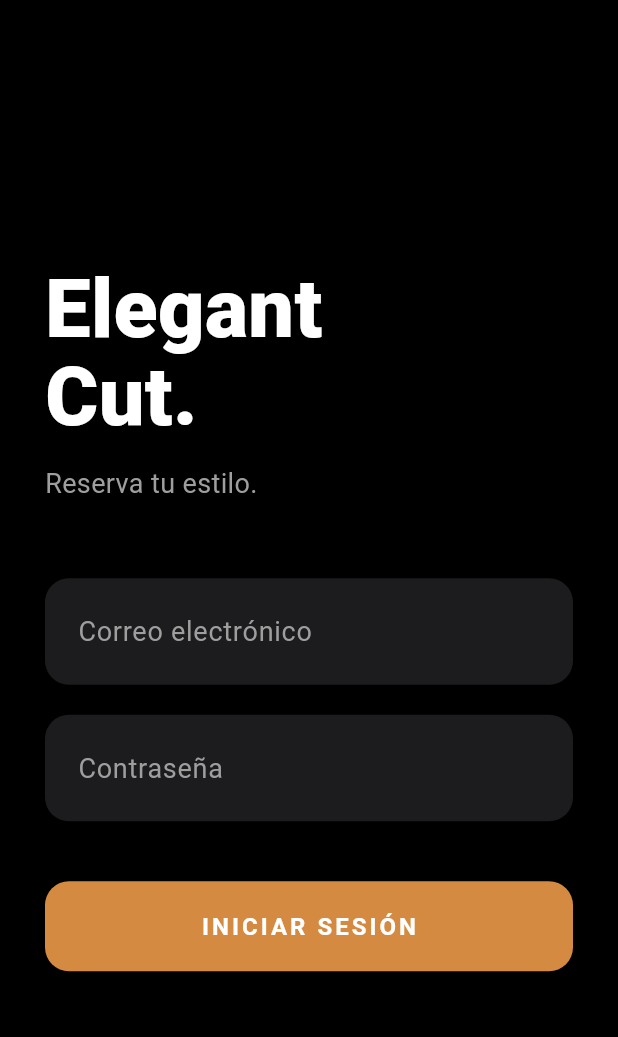
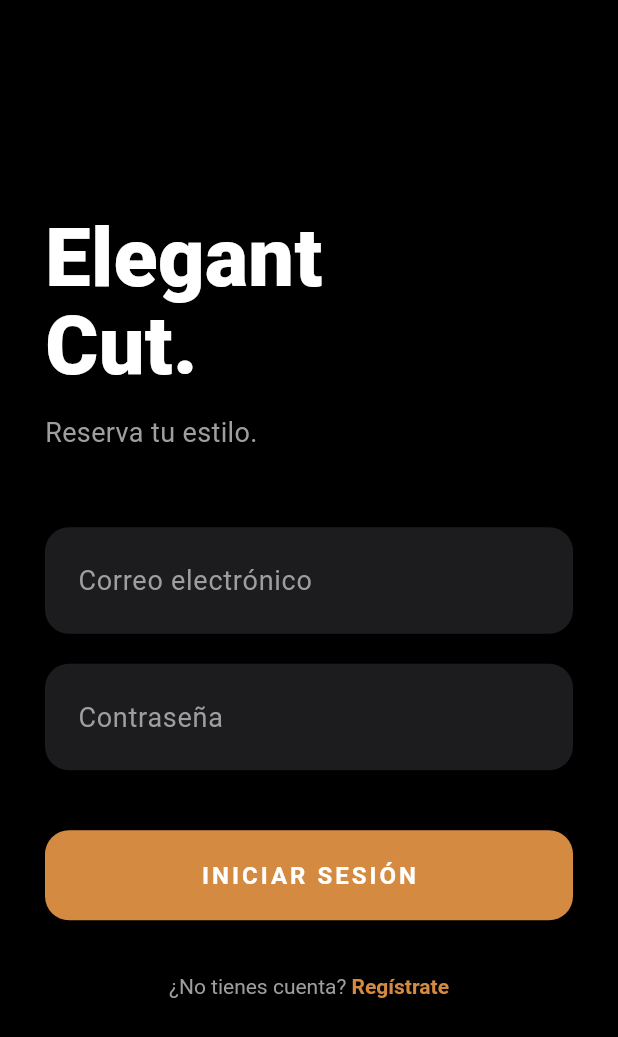
Before and after one commit to Nikkolaz/Elegant-Cut-movile, a Flutter app: the screen it shows after launch, on a phone screen of 412 x 824 dp. Shown: the top 1037 px of the screen. Run offline on Flutter 3.47's test engine with Material 3 defaults, Android fonts, the phone set to English and light mode, and no system bars.

Commit message:
Añado la vista de registro

```diff
--- a/lib/src/pages/login_page.dart
+++ b/lib/src/pages/login_page.dart
@@ -1,4 +1,5 @@
 import 'package:flutter/material.dart';
+import 'package:elegant_cut_mobile/src/pages/register_page.dart';
 
 class LoginPage extends StatefulWidget {
   const LoginPage({super.key});
@@ -129,8 +130,36 @@ class _LoginPageState extends State<LoginPage> {
                           style: TextStyle(
                             fontSize: 16,
                             fontWeight: FontWeight.bold,
-                            letterSpacing:
-                                2, // Le da ese toque premium al botón
+                            letterSpacing: 2,
+                          ),
+                        ),
+                      ),
+                    ),
+
+                    // Debajo del botón de Iniciar Sesión
+                    const SizedBox(height: 20),
+                    Center(
+                      child: TextButton(
+                        onPressed: () {
+                          Navigator.push(
+                            context,
+                            MaterialPageRoute(
+                                builder: (context) => const RegisterPage()),
+                          );
+                        },
+                        child: RichText(
+                          text: const TextSpan(
+                            text: '¿No tienes cuenta? ',
+                            style: TextStyle(color: Colors.grey),
+                            children: [
+                              TextSpan(
+                                text: 'Regístrate',
+                                style: TextStyle(
+                                  color: Color(0xFFD48B41),
+                                  fontWeight: FontWeight.bold,
+                                ),
+                              ),
+                            ],
                           ),
                         ),
                       ),
```
Also changed, not shown: lib/src/pages/register_page.dart (added, +150 -0 lines).
